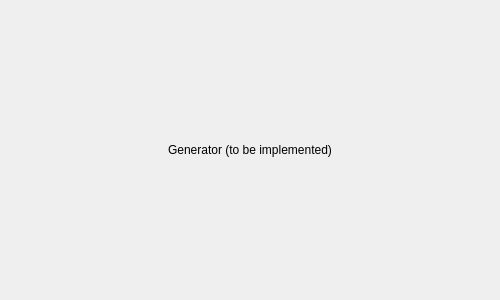
The window that ui/Generator.ui (JoelZhu/CANTool) describes before a commit, drawn with Qt 5.
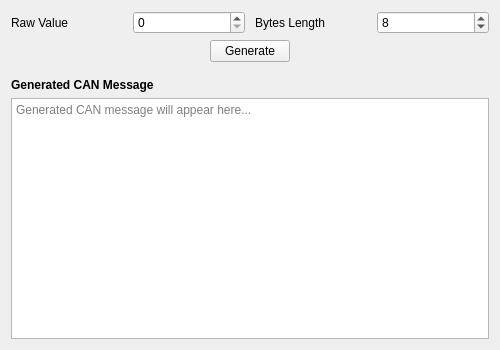
The same window after the commit.

Commit message: 新增 Generator 和 Matrix 页面

Diff of the .ui file:
```diff
--- a/ui/Generator.ui
+++ b/ui/Generator.ui
@@ -7,17 +7,118 @@
                 <x>0</x>
                 <y>0</y>
                 <width>500</width>
-                <height>300</height>
+                <height>350</height>
             </rect>
         </property>
-        <layout class="QVBoxLayout" name="verticalLayout">
-            <item>
-                <widget class="QLabel" name="label">
+        <layout class="QGridLayout" name="gridLayout">
+            <property name="horizontalSpacing">
+                <number>10</number>
+            </property>
+            <property name="verticalSpacing">
+                <number>6</number>
+            </property>
+
+            <!-- 第 0 行：Raw Value、Bytes Length 输入 -->
+            <item row="0" column="0">
+                <widget class="QLabel" name="labelRaw">
                     <property name="text">
-                        <string>Generator (to be implemented)</string>
+                        <string>Raw Value</string>
                     </property>
-                    <property name="alignment">
-                        <set>Qt::AlignCenter</set>
+                </widget>
+            </item>
+            <item row="0" column="1">
+                <widget class="QSpinBox" name="spinRaw">
+                    <property name="minimum">
+                        <number>0</number>
+                    </property>
+                    <property name="value">
+                        <number>0</number>
+                    </property>
+                </widget>
+            </item>
+            <item row="0" column="2">
+                <widget class="QLabel" name="labelBytes">
+                    <property name="text">
+                        <string>Bytes Length</string>
+                    </property>
+                </widget>
+            </item>
+            <item row="0" column="3">
+                <widget class="QSpinBox" name="spinBytesLength">
+                    <property name="minimum">
+                        <number>1</number>
+                    </property>
+                    <property name="value">
+                        <number>8</number>
+                    </property>
+                </widget>
+            </item>
+
+            <!-- 第 1 行：Generate 按钮 -->
+            <item row="1" column="0" colspan="4" alignment="Qt::AlignHCenter">
+                <widget class="QPushButton" name="btnGenerate">
+                    <property name="sizePolicy">
+                        <sizepolicy hsizetype="Preferred" vsizetype="Fixed">
+                            <horstretch>0</horstretch>
+                            <verstretch>0</verstretch>
+                        </sizepolicy>
+                    </property>
+                    <property name="text">
+                        <string>Generate</string>
+                    </property>
+                </widget>
+            </item>
+
+            <!-- 第 2 行：垂直 Spacer（分隔按钮和结果） -->
+            <item row="2" column="0" colspan="4">
+                <spacer name="verticalSpacer">
+                    <property name="orientation">
+                        <enum>Qt::Vertical</enum>
+                    </property>
+                    <property name="sizeHint" stdset="0">
+                        <size>
+                            <width>20</width>
+                            <height>10</height>
+                        </size>
+                    </property>
+                    <property name="sizePolicy">
+                        <sizepolicy hsizetype="Minimum" vsizetype="Fixed">
+                            <horstretch>0</horstretch>
+                            <verstretch>0</verstretch>
+                        </sizepolicy>
+                    </property>
+                </spacer>
+            </item>
+
+            <!-- 第 3 行：结果标签 -->
+            <item row="3" column="0" colspan="4">
+                <widget class="QLabel" name="labelResult">
+                    <property name="text">
+                        <string>Generated CAN Message</string>
+                    </property>
+                    <property name="font">
+                        <font>
+                            <weight>75</weight>
+                            <bold>true</bold>
+                        </font>
+                    </property>
+                </widget>
+            </item>
+
+            <!-- 第 4 行：结果显示框 -->
+            <item row="4" column="0" colspan="4">
+                <widget class="QPlainTextEdit" name="editResult">
+                    <property name="readOnly">
+                        <bool>true</bool>
+                    </property>
+                    <property name="placeholderText">
+                        <string>Generated CAN message will appear here...</string>
+                    </property>
+                    <property name="sizePolicy">
+                        <sizepolicy hsizetype="Expanding" vsizetype="Expanding">
+                            <horstretch>0</horstretch>
+                            <verstretch>1</verstretch>
+                        </sizepolicy>
                     </property>
                 </widget>
             </item>
```
The commit also changes 12 other files.
